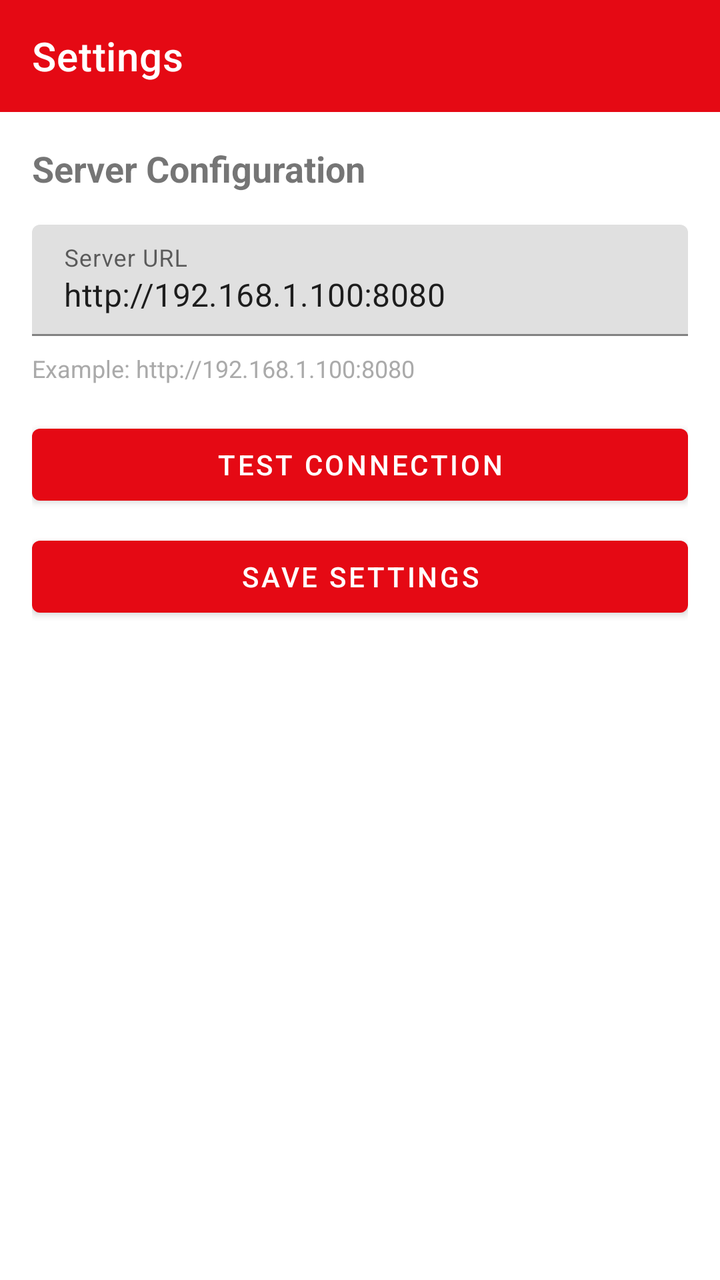
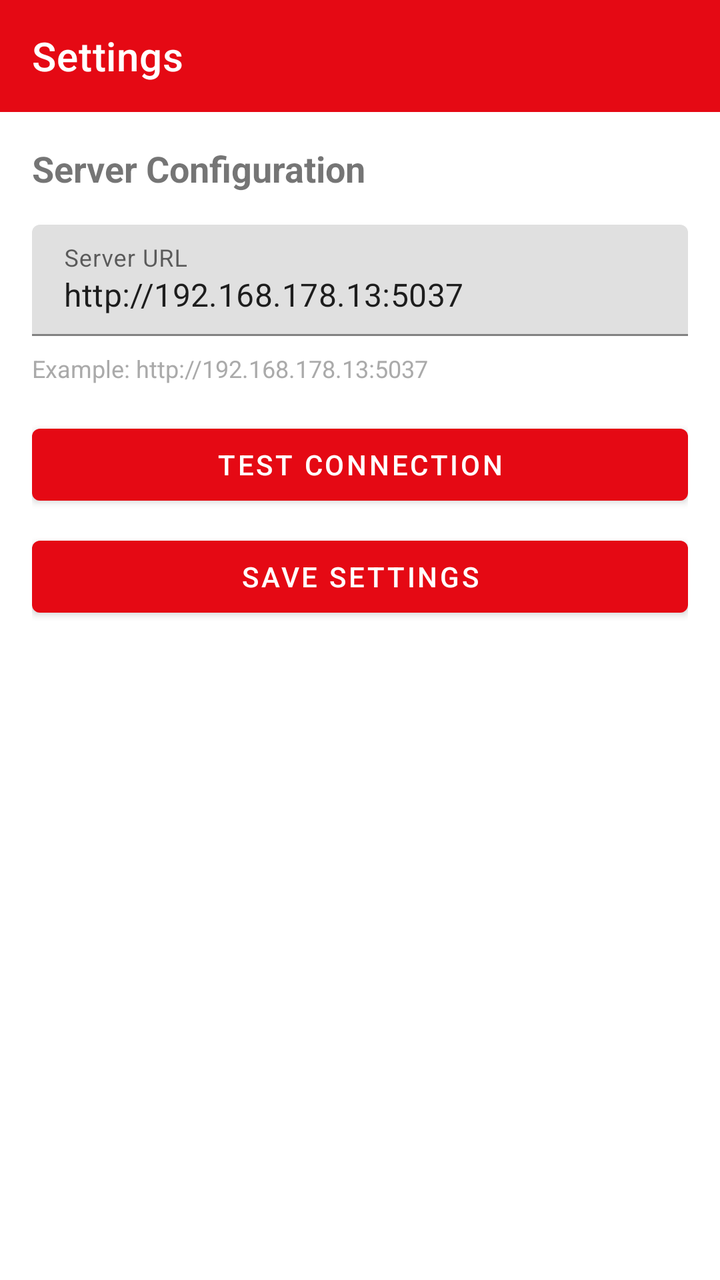

The first picture is an Android layout as it rendered before a commit; the second is the same layout after the commit. The layout source and the unified diff follow.
<!-- AndroidManifest.xml: application theme Theme.Lanflix -->
<!-- res/layout/activity_settings.xml -->
<?xml version="1.0" encoding="utf-8"?>
<LinearLayout 
    xmlns:android="http://schemas.android.com/apk/res/android"
    xmlns:app="http://schemas.android.com/apk/res-auto"
    android:layout_width="match_parent"
    android:layout_height="match_parent"
    android:orientation="vertical">

    <com.google.android.material.appbar.AppBarLayout
        android:layout_width="match_parent"
        android:layout_height="wrap_content">

        <androidx.appcompat.widget.Toolbar
            android:id="@+id/toolbar"
            android:layout_width="match_parent"
            android:layout_height="?attr/actionBarSize"
            android:background="?attr/colorPrimary"
            app:title="Settings"
            app:titleTextColor="@android:color/white" />

    </com.google.android.material.appbar.AppBarLayout>

    <ScrollView
        android:layout_width="match_parent"
        android:layout_height="match_parent"
        android:padding="16dp">

        <LinearLayout
            android:layout_width="match_parent"
            android:layout_height="wrap_content"
            android:orientation="vertical">

            <TextView
                android:layout_width="match_parent"
                android:layout_height="wrap_content"
                android:text="Server Configuration"
                android:textSize="18sp"
                android:textStyle="bold"
                android:layout_marginBottom="16dp" />

            <com.google.android.material.textfield.TextInputLayout
                android:layout_width="match_parent"
                android:layout_height="wrap_content"
                android:hint="Server URL"
                android:layout_marginBottom="8dp">

                <com.google.android.material.textfield.TextInputEditText
                    android:id="@+id/editServerUrl"
                    android:layout_width="match_parent"
                    android:layout_height="wrap_content"
                    android:inputType="textUri"
                    android:text="http://192.168.1.100:8080" />

            </com.google.android.material.textfield.TextInputLayout>

            <TextView
                android:layout_width="match_parent"
                android:layout_height="wrap_content"
                android:text="Example: http://192.168.1.100:8080"
                android:textSize="12sp"
                android:textColor="@android:color/darker_gray"
                android:layout_marginBottom="16dp" />

            <Button
                android:id="@+id/buttonTest"
                android:layout_width="match_parent"
                android:layout_height="wrap_content"
                android:text="Test Connection"
                android:layout_marginBottom="8dp" />

            <Button
                android:id="@+id/buttonSave"
                android:layout_width="match_parent"
                android:layout_height="wrap_content"
                android:text="Save Settings" />

        </LinearLayout>

    </ScrollView>

</LinearLayout>
<!-- resources referenced by this layout -->
<resources>
  <style name="Theme.Lanflix" parent="Theme.MaterialComponents.DayNight.DarkActionBar">
          <item name="colorPrimary">#E50914</item>
          <item name="colorPrimaryDark">#B20710</item>
          <item name="colorAccent">#E50914</item>
      </style>
</resources>

<!-- the commit's change to res/layout/activity_settings.xml (unified diff, before → after) -->
@@ -49,14 +49,14 @@
                     android:layout_width="match_parent"
                     android:layout_height="wrap_content"
                     android:inputType="textUri"
-                    android:text="http://192.168.1.100:8080" />
+                    android:text="http://192.168.178.13:5037" />
 
             </com.google.android.material.textfield.TextInputLayout>
 
             <TextView
                 android:layout_width="match_parent"
                 android:layout_height="wrap_content"
-                android:text="Example: http://192.168.1.100:8080"
+                android:text="Example: http://192.168.178.13:5037"
                 android:textSize="12sp"
                 android:textColor="@android:color/darker_gray"
                 android:layout_marginBottom="16dp" />
